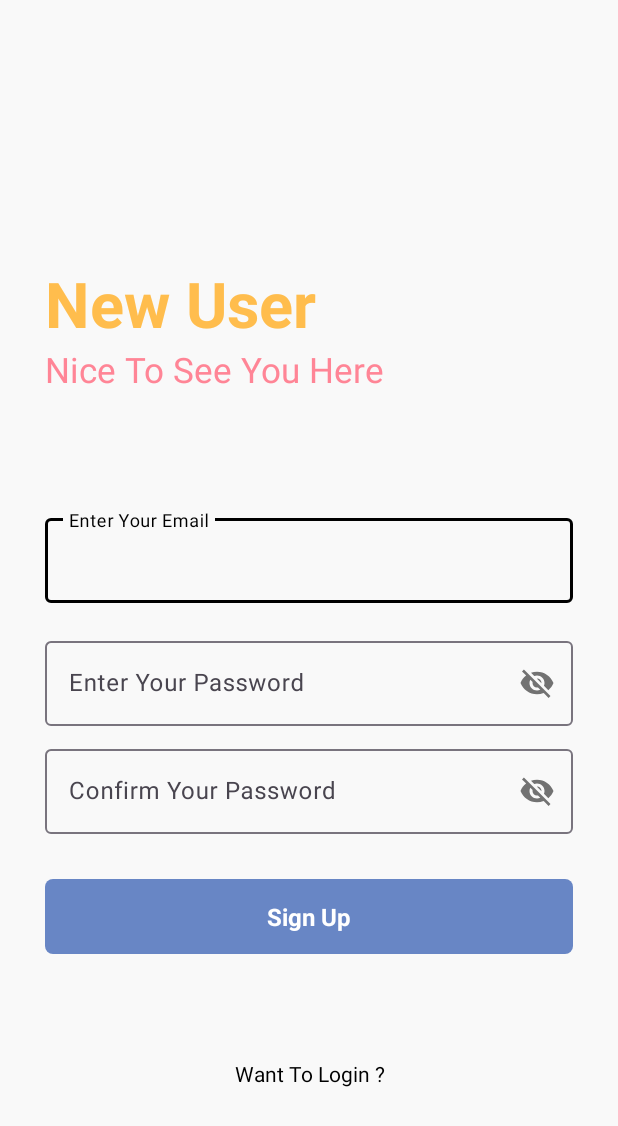
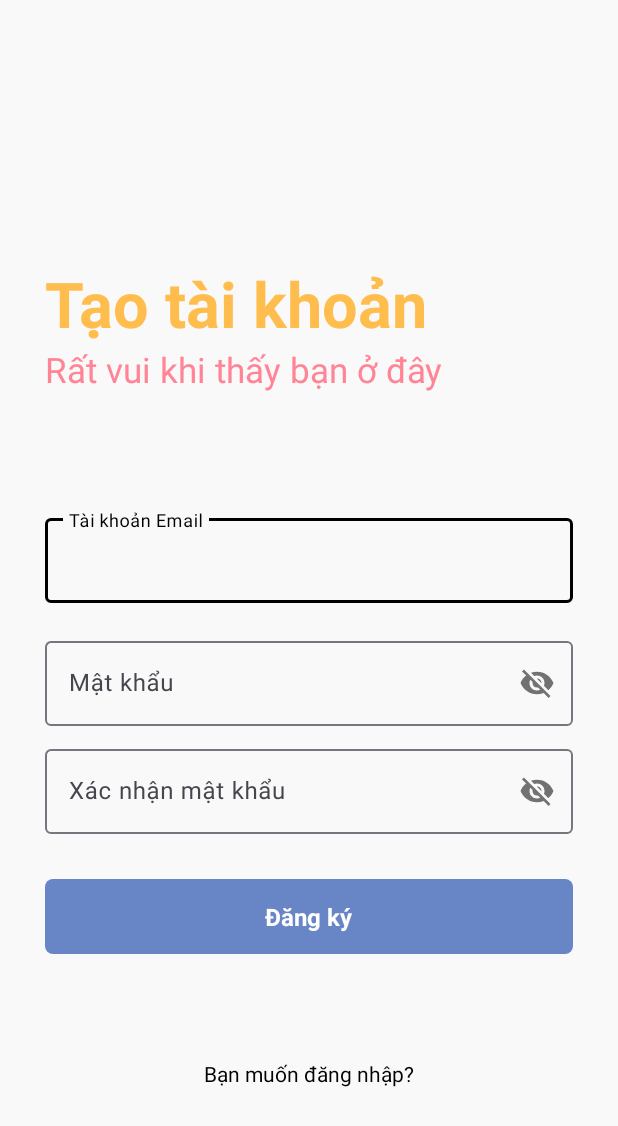
Before and after one commit to LamSonBinh/NotesApp, an Android app: the signup screen opened directly, with no data from a screen before it, on a phone screen of 412 x 824 dp. Shown: the top 1126 px of the screen. Run offline under Robolectric (Android 15) with nearby library versions, the phone set to English and light mode, and no system bars; our stand-ins replace Firebase (no records; nobody signed in at launch, a user with empty details on screens opened directly).

Commit message:
LSB_TiengViet

```diff
--- a/app/src/main/res/layout/activity_createnote.xml
+++ b/app/src/main/res/layout/activity_createnote.xml
@@ -25,7 +25,7 @@
         android:textSize="20sp"
         android:textStyle="bold"
         android:textColor="@color/black"
-        android:hint="Enter your note title here"
+        android:hint="Tiêu đề"
         android:id="@+id/createtitleofnote"
         android:maxLength="20"/>
 
@@ -38,7 +38,7 @@
         android:background="#faf7f7"
         android:gravity="top|left"
         android:textColor="@color/black"
-        android:hint="Enter your note content here"
+        android:hint="Nội dung"
         android:layout_below="@id/toolbarofcreatenote"
         android:padding="15dp"
         android:id="@+id/createcontentofnote">
--- a/app/src/main/res/layout/activity_notedetails.xml
+++ b/app/src/main/res/layout/activity_notedetails.xml
@@ -22,7 +22,7 @@
             android:paddingTop="12dp"
             android:textSize="25sp"
             android:textStyle="bold"
-            android:text="Title Displayerd Here"
+            android:text="Tiêu đề"
             android:textColor="@color/black"
             android:id="@+id/titleofnotedetail" />
 
@@ -35,7 +35,7 @@
         android:background="#faf7f7"
         android:gravity="top|left"
         android:textColor="@color/black"
-        android:hint="Enter your note content here"
+        android:hint="Nội dung"
         android:layout_below="@id/toolbarofnotedetail"
         android:padding="15dp"
         android:id="@+id/contentofnotedetail">
--- a/app/src/main/res/layout/activity_signup.xml
+++ b/app/src/main/res/layout/activity_signup.xml
@@ -27,7 +27,7 @@
         <TextView
             android:layout_width="match_parent"
             android:layout_height="wrap_content"
-            android:text="New User"
+            android:text="Tạo tài khoản"
             android:textSize="42sp"
             android:textColor="#FFBD4D"
             android:textStyle="bold">
@@ -36,7 +36,7 @@
         <TextView
             android:layout_width="match_parent"
             android:layout_height="wrap_content"
-            android:text="Nice To See You Here"
+            android:text="Rất vui khi thấy bạn ở đây"
             android:textSize="23sp"
             android:textColor="#FF8596">
         </TextView>
@@ -55,7 +55,7 @@
             android:layout_width="match_parent"
             android:layout_height="wrap_content"
             android:id="@+id/signupemail"
-            android:hint="Enter Your Email"
+            android:hint="Tài khoản Email"
             android:inputType="textEmailAddress">
         </EditText>
     </com.google.android.material.textfield.TextInputLayout>
@@ -74,7 +74,7 @@
             android:layout_width="match_parent"
             android:layout_height="wrap_content"
             android:id="@+id/signuppassword"
-            android:hint="Enter Your Password">
+            android:hint="Mật khẩu">
         </EditText>
     </com.google.android.material.textfield.TextInputLayout>
 
@@ -92,7 +92,7 @@
             android:layout_width="match_parent"
             android:layout_height="wrap_content"
             android:id="@+id/signupconfirm_password"
-            android:hint="Confirm Your Password">
+            android:hint="Xác nhận mật khẩu">
         </EditText>
     </com.google.android.material.textfield.TextInputLayout>
 
@@ -113,7 +113,7 @@
             android:textStyle="bold"
             android:layout_marginStart="8dp"
             android:textSize="16sp"
-            android:text="Sign Up"
+            android:text="Đăng ký"
             android:layout_centerInParent="true"
             android:textColor="@color/white">
         </TextView>
@@ -121,16 +121,17 @@
 
     <!-- Go to Login Link -->
     <TextView
+        android:id="@+id/gotologin"
         android:layout_width="match_parent"
         android:layout_height="wrap_content"
+        android:layout_below="@id/signup"
+        android:layout_marginLeft="20dp"
+        android:layout_marginTop="70dp"
+        android:layout_marginRight="20dp"
+        android:text="Bạn muốn đăng nhập?"
         android:textAlignment="center"
-        android:text="Want To Login ?"
-        android:layout_marginLeft="20dp"
-        android:layout_marginRight="20dp"
-        android:textColor="@color/black"
-        android:layout_below="@id/signup"
-        android:id="@+id/gotologin"
-        android:layout_marginTop="70dp">
+        android:textColor="@color/black">
+
     </TextView>
 
 </RelativeLayout>
--- a/app/src/main/res/menu/menu.xml
+++ b/app/src/main/res/menu/menu.xml
@@ -4,15 +4,15 @@
 
     <item
         android:id="@+id/logout"
-        android:title="Logout"
+        android:title="Đăng xuất"
         app:showAsAction="never"/>
     <item
         android:id="@+id/change_password"
-        android:title="Change Password"
+        android:title="Đổi mật khẩu"
         app:showAsAction="never"/>
     <item
         android:id="@+id/trash"
-        android:title="Trash"
+        android:title="Thùng rác"
         app:showAsAction="never" />
 
 </menu>
```
Also changed, not shown: app/src/main/res/layout/activity_fogotpassword.xml (+5 -5 lines), app/src/main/res/layout/activity_main.xml (+7 -7 lines).
